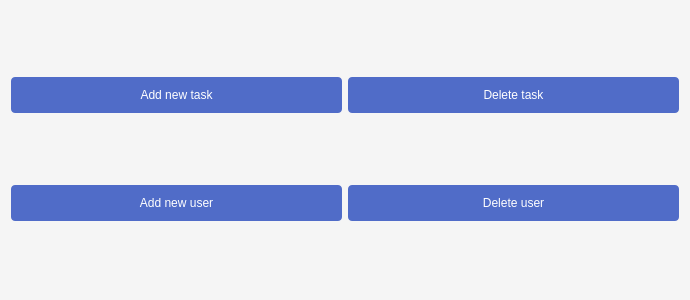
cowboymalboro1884/MessLess, file client/include/project_settings.ui: the form before one commit.
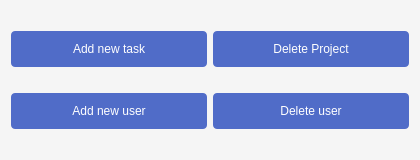
The form after the commit.

```diff
--- a/client/include/project_settings.ui
+++ b/client/include/project_settings.ui
@@ -6,10 +6,22 @@
    <rect>
     <x>0</x>
     <y>0</y>
-    <width>690</width>
-    <height>300</height>
+    <width>420</width>
+    <height>160</height>
    </rect>
   </property>
+  <property name="minimumSize">
+   <size>
+    <width>420</width>
+    <height>160</height>
+   </size>
+  </property>
+  <property name="maximumSize">
+   <size>
+    <width>420</width>
+    <height>160</height>
+   </size>
+  </property>
   <property name="windowTitle">
    <string>Form</string>
   </property>
@@ -24,7 +36,7 @@
 
      border-radius: 4px;
 	font: 63 20pt &quot;Yu Gothic UI Semibold&quot;;
-width:326px;
+width:100px;
 height:26px;
 }
 QPushButton:hover{
@@ -79,7 +91,7 @@
       </size>
      </property>
      <property name="text">
-      <string>Delete task</string>
+      <string>Delete Project</string>
      </property>
     </widget>
    </item>
```
Left out of the diff: 2 changed lines with no effect on the pictures.
